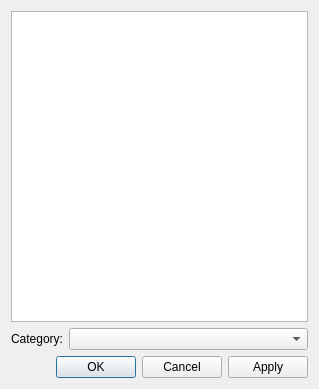
This is gns3/ui/symbol_selection_dialog.ui in GNS3/gns3-gui as Qt 5 draws it before an edit. The edited form follows.
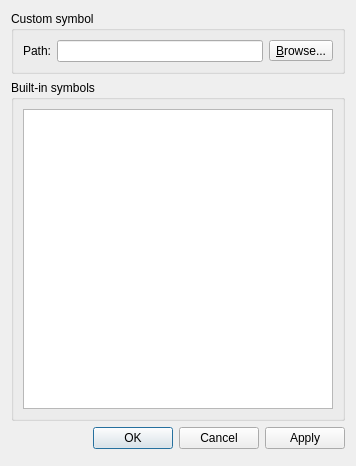
This is the edited form.

Commit message: Support for custom symbols. Still some work to do on the QGraphicsEffect. Implements #388.

```diff
--- a/gns3/ui/symbol_selection_dialog.ui
+++ b/gns3/ui/symbol_selection_dialog.ui
@@ -6,8 +6,8 @@
    <rect>
     <x>0</x>
     <y>0</y>
-    <width>319</width>
-    <height>389</height>
+    <width>356</width>
+    <height>466</height>
    </rect>
   </property>
   <property name="windowTitle">
@@ -16,35 +16,60 @@
   <property name="modal">
    <bool>true</bool>
   </property>
-  <layout class="QGridLayout" name="gridLayout">
-   <item row="0" column="0" colspan="2">
-    <widget class="QListWidget" name="uiSymbolListWidget">
-     <property name="minimumSize">
-      <size>
-       <width>0</width>
-       <height>300</height>
-      </size>
+  <layout class="QVBoxLayout" name="verticalLayout_2">
+   <item>
+    <widget class="QGroupBox" name="groupBox">
+     <property name="title">
+      <string>Custom symbol</string>
      </property>
+     <layout class="QGridLayout" name="gridLayout">
+      <item row="0" column="0">
+       <widget class="QLabel" name="uiSymbolLabel">
+        <property name="text">
+         <string>Path:</string>
+        </property>
+       </widget>
+      </item>
+      <item row="0" column="1">
+       <layout class="QHBoxLayout" name="horizontalLayout_7">
+        <item>
+         <widget class="QLineEdit" name="uiSymbolLineEdit"/>
+        </item>
+        <item>
+         <widget class="QToolButton" name="uiSymbolToolButton">
+          <property name="text">
+           <string>&amp;Browse...</string>
+          </property>
+          <property name="toolButtonStyle">
+           <enum>Qt::ToolButtonTextOnly</enum>
+          </property>
+         </widget>
+        </item>
+       </layout>
+      </item>
+     </layout>
     </widget>
    </item>
-   <item row="1" column="0">
-    <widget class="QLabel" name="uiCategoryLabel">
-     <property name="text">
-      <string>Category:</string>
+   <item>
+    <widget class="QGroupBox" name="uiBuiltInGroupBox">
+     <property name="title">
+      <string>Built-in symbols</string>
      </property>
+     <layout class="QVBoxLayout" name="verticalLayout">
+      <item>
+       <widget class="QListWidget" name="uiSymbolListWidget">
+        <property name="minimumSize">
+         <size>
+          <width>0</width>
+          <height>300</height>
+         </size>
+        </property>
+       </widget>
+      </item>
+     </layout>
     </widget>
    </item>
-   <item row="1" column="1">
-    <widget class="QComboBox" name="uiCategoryComboBox">
-     <property name="sizePolicy">
-      <sizepolicy hsizetype="Expanding" vsizetype="Fixed">
-       <horstretch>0</horstretch>
-       <verstretch>0</verstretch>
-      </sizepolicy>
-     </property>
-    </widget>
-   </item>
-   <item row="2" column="0" colspan="2">
+   <item>
     <layout class="QHBoxLayout" name="horizontalLayout">
      <item>
       <spacer name="horizontalSpacer">
@@ -71,6 +96,19 @@
      </item>
     </layout>
    </item>
+   <item>
+    <spacer name="verticalSpacer">
+     <property name="orientation">
+      <enum>Qt::Vertical</enum>
+     </property>
+     <property name="sizeHint" stdset="0">
+      <size>
+       <width>20</width>
+       <height>34</height>
+      </size>
+     </property>
+    </spacer>
+   </item>
   </layout>
  </widget>
  <resources>
```
Left out of the diff: 4 changed lines with no effect on the pictures. The commit also changes 34 other files.
